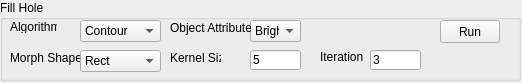
The window that VisionWidget/FillHoleWidget.ui (hceng123/VisionLibrary) describes before a commit, drawn with Qt 5.
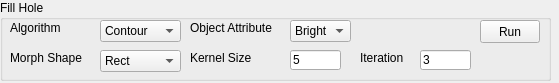
The same window after the commit.

```diff
--- a/VisionWidget/FillHoleWidget.ui
+++ b/VisionWidget/FillHoleWidget.ui
@@ -6,7 +6,7 @@
    <rect>
     <x>0</x>
     <y>0</y>
-    <width>522</width>
+    <width>559</width>
     <height>83</height>
    </rect>
   </property>
@@ -18,7 +18,7 @@
     <rect>
      <x>0</x>
      <y>0</y>
-     <width>521</width>
+     <width>551</width>
      <height>81</height>
     </rect>
    </property>
@@ -30,8 +30,8 @@
      <rect>
       <x>10</x>
       <y>20</y>
-      <width>47</width>
-      <height>13</height>
+      <width>61</width>
+      <height>16</height>
      </rect>
     </property>
     <property name="text">
@@ -41,7 +41,7 @@
    <widget class="QPushButton" name="btnRun">
     <property name="geometry">
      <rect>
-      <x>440</x>
+      <x>480</x>
       <y>20</y>
       <width>60</width>
       <height>23</height>
@@ -54,7 +54,7 @@
    <widget class="QComboBox" name="cbAlgorithm">
     <property name="geometry">
      <rect>
-      <x>80</x>
+      <x>100</x>
       <y>20</y>
       <width>81</width>
       <height>22</height>
@@ -74,9 +74,9 @@
    <widget class="QComboBox" name="cbObjectAttribute">
     <property name="geometry">
      <rect>
-      <x>250</x>
+      <x>290</x>
       <y>20</y>
-      <width>51</width>
+      <width>61</width>
       <height>22</height>
      </rect>
     </property>
@@ -94,9 +94,9 @@
    <widget class="QLabel" name="labelObjectAttribute">
     <property name="geometry">
      <rect>
-      <x>170</x>
+      <x>190</x>
       <y>20</y>
-      <width>81</width>
+      <width>91</width>
       <height>16</height>
      </rect>
     </property>
@@ -109,7 +109,7 @@
      <rect>
       <x>10</x>
       <y>50</y>
-      <width>71</width>
+      <width>81</width>
       <height>16</height>
      </rect>
     </property>
@@ -120,7 +120,7 @@
    <widget class="QComboBox" name="cbMorphShape">
     <property name="geometry">
      <rect>
-      <x>80</x>
+      <x>100</x>
       <y>50</y>
       <width>81</width>
       <height>22</height>
@@ -145,7 +145,7 @@
    <widget class="QLineEdit" name="lineEditKernalSize">
     <property name="geometry">
      <rect>
-      <x>250</x>
+      <x>290</x>
       <y>50</y>
       <width>51</width>
       <height>20</height>
@@ -158,9 +158,9 @@
    <widget class="QLabel" name="labelKernelSize">
     <property name="geometry">
      <rect>
-      <x>170</x>
+      <x>190</x>
       <y>50</y>
-      <width>51</width>
+      <width>71</width>
       <height>16</height>
      </rect>
     </property>
@@ -171,10 +171,10 @@
    <widget class="QLabel" name="labelIteration">
     <property name="geometry">
      <rect>
-      <x>320</x>
+      <x>360</x>
       <y>50</y>
-      <width>47</width>
-      <height>13</height>
+      <width>51</width>
+      <height>16</height>
      </rect>
     </property>
     <property name="text">
@@ -184,7 +184,7 @@
    <widget class="QLineEdit" name="lineEditIteration">
     <property name="geometry">
      <rect>
-      <x>370</x>
+      <x>420</x>
       <y>50</y>
       <width>51</width>
       <height>20</height>
```
